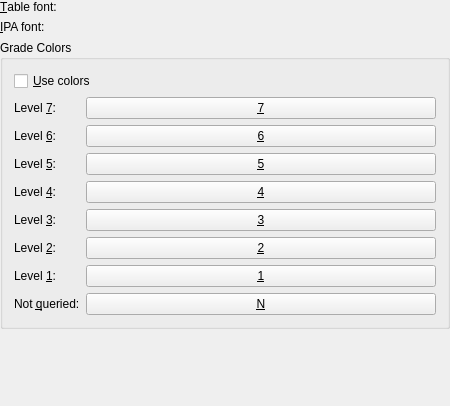
The window that kvoctrain/common-dialogs/viewoptionsbase.ui (KDE/parley) describes before a commit, drawn with Qt 5.
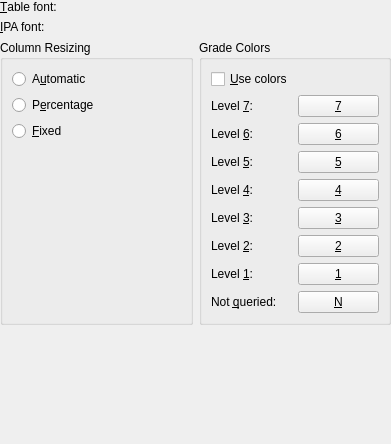
The same window after the commit. Custom widgets are drawn as their Qt base class.

What changed in the file:
```diff
--- a/kvoctrain/common-dialogs/viewoptionsbase.ui
+++ b/kvoctrain/common-dialogs/viewoptionsbase.ui
@@ -5,8 +5,8 @@
    <rect>
     <x>0</x>
     <y>0</y>
-    <width>450</width>
-    <height>406</height>
+    <width>391</width>
+    <height>444</height>
    </rect>
   </property>
   <layout class="QGridLayout" >
@@ -16,33 +16,59 @@
    <property name="spacing" >
     <number>6</number>
    </property>
-   <item row="0" column="1" >
-    <widget class="KFontRequester" name="kcfg_TableFont" />
-   </item>
-   <item row="0" column="0" >
-    <widget class="QLabel" name="TableFontLabel" >
-     <property name="text" >
-      <string>&amp;Table font:</string>
-     </property>
-     <property name="buddy" >
-      <cstring>kcfg_TableFont</cstring>
-     </property>
-    </widget>
-   </item>
-   <item row="1" column="1" >
-    <widget class="KFontRequester" name="kcfg_IPAFont" />
-   </item>
-   <item row="1" column="0" >
-    <widget class="QLabel" name="IPAFontLabel" >
-     <property name="text" >
-      <string>&amp;IPA font:</string>
-     </property>
-     <property name="buddy" >
-      <cstring>kcfg_IPAFont</cstring>
-     </property>
-    </widget>
-   </item>
    <item row="2" column="0" colspan="2" >
+    <spacer>
+     <property name="orientation" >
+      <enum>Qt::Vertical</enum>
+     </property>
+     <property name="sizeType" >
+      <enum>QSizePolicy::Expanding</enum>
+     </property>
+     <property name="sizeHint" >
+      <size>
+       <width>291</width>
+       <height>16</height>
+      </size>
+     </property>
+    </spacer>
+   </item>
+   <item row="0" column="0" colspan="2" >
+    <layout class="QGridLayout" >
+     <property name="margin" >
+      <number>0</number>
+     </property>
+     <property name="spacing" >
+      <number>6</number>
+     </property>
+     <item row="1" column="1" >
+      <widget class="KFontRequester" name="kcfg_IPAFont" />
+     </item>
+     <item row="1" column="0" >
+      <widget class="QLabel" name="IPAFontLabel" >
+       <property name="text" >
+        <string>&amp;IPA font:</string>
+       </property>
+       <property name="buddy" >
+        <cstring>kcfg_IPAFont</cstring>
+       </property>
+      </widget>
+     </item>
+     <item row="0" column="0" >
+      <widget class="QLabel" name="TableFontLabel" >
+       <property name="text" >
+        <string>&amp;Table font:</string>
+       </property>
+       <property name="buddy" >
+        <cstring>kcfg_TableFont</cstring>
+       </property>
+      </widget>
+     </item>
+     <item row="0" column="1" >
+      <widget class="KFontRequester" name="kcfg_TableFont" />
+     </item>
+    </layout>
+   </item>
+   <item row="1" column="1" >
     <widget class="QGroupBox" name="gradegroup" >
      <property name="sizePolicy" >
       <sizepolicy>
@@ -57,88 +83,16 @@
      </property>
      <layout class="QGridLayout" >
       <property name="margin" >
-       <number>11</number>
+       <number>9</number>
       </property>
       <property name="spacing" >
        <number>6</number>
       </property>
-      <item row="4" column="0" >
-       <widget class="QLabel" name="l_lev4" >
-        <property name="sizePolicy" >
-         <sizepolicy>
-          <hsizetype>1</hsizetype>
-          <vsizetype>5</vsizetype>
-          <horstretch>0</horstretch>
-          <verstretch>0</verstretch>
-         </sizepolicy>
-        </property>
-        <property name="text" >
-         <string>Level &amp;4:</string>
-        </property>
-        <property name="buddy" >
-         <cstring>kcfg_GradeCol4</cstring>
-        </property>
-       </widget>
-      </item>
-      <item row="3" column="0" >
-       <widget class="QLabel" name="l_lev5" >
-        <property name="sizePolicy" >
-         <sizepolicy>
-          <hsizetype>1</hsizetype>
-          <vsizetype>5</vsizetype>
-          <horstretch>0</horstretch>
-          <verstretch>0</verstretch>
-         </sizepolicy>
-        </property>
-        <property name="text" >
-         <string>Level &amp;5:</string>
-        </property>
-        <property name="buddy" >
-         <cstring>kcfg_GradeCol5</cstring>
-        </property>
-       </widget>
-      </item>
-      <item row="1" column="0" >
-       <widget class="QLabel" name="l_lev7" >
-        <property name="sizePolicy" >
-         <sizepolicy>
-          <hsizetype>1</hsizetype>
-          <vsizetype>5</vsizetype>
-          <horstretch>0</horstretch>
-          <verstretch>0</verstretch>
-         </sizepolicy>
-        </property>
-        <property name="text" >
-         <string>Level &amp;7:</string>
-        </property>
-        <property name="buddy" >
-         <cstring>kcfg_GradeCol7</cstring>
-        </property>
-       </widget>
-      </item>
-      <item row="2" column="0" >
-       <widget class="QLabel" name="l_lev6" >
-        <property name="sizePolicy" >
-         <sizepolicy>
-          <hsizetype>1</hsizetype>
-          <vsizetype>5</vsizetype>
-          <horstretch>0</horstretch>
-          <verstretch>0</verstretch>
-         </sizepolicy>
-        </property>
-        <property name="text" >
-         <string>Level &amp;6:</string>
-        </property>
-        <property name="buddy" >
-         <cstring>kcfg_GradeCol6</cstring>
-        </property>
-       </widget>
-      </item>
       <item row="8" column="1" >
        <widget class="KColorButton" name="kcfg_GradeCol0" >
         <property name="sizePolicy" >
          <sizepolicy>
-          <hsizetype>7</hsizetype>
+          <hsizetype>5</hsizetype>
           <vsizetype>0</vsizetype>
           <horstretch>0</horstretch>
           <verstretch>0</verstretch>
@@ -149,29 +103,11 @@
         </property>
        </widget>
       </item>
-      <item row="8" column="0" >
-       <widget class="QLabel" name="l_lev0" >
-        <property name="sizePolicy" >
-         <sizepolicy>
-          <hsizetype>1</hsizetype>
-          <vsizetype>5</vsizetype>
-          <horstretch>0</horstretch>
-          <verstretch>0</verstretch>
-         </sizepolicy>
-        </property>
-        <property name="text" >
-         <string>Not &amp;queried:</string>
-        </property>
-        <property name="buddy" >
-         <cstring>kcfg_GradeCol0</cstring>
-        </property>
-       </widget>
-      </item>
       <item row="7" column="1" >
        <widget class="KColorButton" name="kcfg_GradeCol1" >
         <property name="sizePolicy" >
          <sizepolicy>
-          <hsizetype>7</hsizetype>
+          <hsizetype>5</hsizetype>
           <vsizetype>0</vsizetype>
           <horstretch>0</horstretch>
           <verstretch>0</verstretch>
@@ -191,47 +127,11 @@
         </property>
        </widget>
       </item>
-      <item row="7" column="0" >
-       <widget class="QLabel" name="l_lev1" >
-        <property name="sizePolicy" >
-         <sizepolicy>
-          <hsizetype>1</hsizetype>
-          <vsizetype>5</vsizetype>
-          <horstretch>0</horstretch>
-          <verstretch>0</verstretch>
-         </sizepolicy>
-        </property>
-        <property name="text" >
-         <string>Level &amp;1:</string>
-        </property>
-        <property name="buddy" >
-         <cstring>kcfg_GradeCol1</cstring>
-        </property>
-       </widget>
-      </item>
-      <item row="6" column="0" >
-       <widget class="QLabel" name="l_lev2" >
-        <property name="sizePolicy" >
-         <sizepolicy>
-          <hsizetype>1</hsizetype>
-          <vsizetype>5</vsizetype>
-          <horstretch>0</horstretch>
-          <verstretch>0</verstretch>
-         </sizepolicy>
-        </property>
-        <property name="text" >
-         <string>Level &amp;2:</string>
-        </property>
-        <property name="buddy" >
-         <cstring>kcfg_GradeCol2</cstring>
-        </property>
-       </widget>
-      </item>
       <item row="6" column="1" >
        <widget class="KColorButton" name="kcfg_GradeCol2" >
         <property name="sizePolicy" >
          <sizepolicy>
-          <hsizetype>7</hsizetype>
+          <hsizetype>5</hsizetype>
           <vsizetype>0</vsizetype>
           <horstretch>0</horstretch>
           <verstretch>0</verstretch>
@@ -251,29 +151,11 @@
         </property>
        </widget>
       </item>
-      <item row="5" column="0" >
-       <widget class="QLabel" name="l_lev3" >
-        <property name="sizePolicy" >
-         <sizepolicy>
-          <hsizetype>1</hsizetype>
-          <vsizetype>5</vsizetype>
-          <horstretch>0</horstretch>
-          <verstretch>0</verstretch>
-         </sizepolicy>
-        </property>
-        <property name="text" >
-         <string>Level &amp;3:</string>
-        </property>
-        <property name="buddy" >
-         <cstring>kcfg_GradeCol3</cstring>
-        </property>
-       </widget>
-      </item>
       <item row="5" column="1" >
        <widget class="KColorButton" name="kcfg_GradeCol3" >
         <property name="sizePolicy" >
          <sizepolicy>
-          <hsizetype>7</hsizetype>
+          <hsizetype>5</hsizetype>
           <vsizetype>0</vsizetype>
           <horstretch>0</horstretch>
           <verstretch>0</verstretch>
@@ -297,7 +179,7 @@
        <widget class="KColorButton" name="kcfg_GradeCol4" >
         <property name="sizePolicy" >
          <sizepolicy>
-          <hsizetype>7</hsizetype>
+          <hsizetype>5</hsizetype>
           <vsizetype>0</vsizetype>
           <horstretch>0</horstretch>
           <verstretch>0</verstretch>
@@ -321,7 +203,7 @@
        <widget class="KColorButton" name="kcfg_GradeCol5" >
         <property name="sizePolicy" >
          <sizepolicy>
-          <hsizetype>7</hsizetype>
+          <hsizetype>5</hsizetype>
           <vsizetype>0</vsizetype>
           <horstretch>0</horstretch>
           <verstretch>0</verstretch>
@@ -345,7 +227,7 @@
        <widget class="KColorButton" name="kcfg_GradeCol6" >
         <property name="sizePolicy" >
          <sizepolicy>
-          <hsizetype>7</hsizetype>
+          <hsizetype>5</hsizetype>
           <vsizetype>0</vsizetype>
           <horstretch>0</horstretch>
           <verstretch>0</verstretch>
@@ -369,7 +251,7 @@
        <widget class="KColorButton" name="kcfg_GradeCol7" >
         <property name="sizePolicy" >
          <sizepolicy>
-          <hsizetype>7</hsizetype>
+          <hsizetype>5</hsizetype>
           <vsizetype>0</vsizetype>
           <horstretch>0</horstretch>
           <verstretch>0</verstretch>
@@ -389,6 +271,150 @@
         </property>
        </widget>
       </item>
+      <item row="1" column="0" >
+       <widget class="QLabel" name="l_lev7" >
+        <property name="sizePolicy" >
+         <sizepolicy>
+          <hsizetype>1</hsizetype>
+          <vsizetype>5</vsizetype>
+          <horstretch>0</horstretch>
+          <verstretch>0</verstretch>
+         </sizepolicy>
+        </property>
+        <property name="text" >
+         <string>Level &amp;7:</string>
+        </property>
+        <property name="buddy" >
+         <cstring>kcfg_GradeCol7</cstring>
+        </property>
+       </widget>
+      </item>
+      <item row="2" column="0" >
+       <widget class="QLabel" name="l_lev6" >
+        <property name="sizePolicy" >
+         <sizepolicy>
+          <hsizetype>1</hsizetype>
+          <vsizetype>5</vsizetype>
+          <horstretch>0</horstretch>
+          <verstretch>0</verstretch>
+         </sizepolicy>
+        </property>
+        <property name="text" >
+         <string>Level &amp;6:</string>
+        </property>
+        <property name="buddy" >
+         <cstring>kcfg_GradeCol6</cstring>
+        </property>
+       </widget>
+      </item>
+      <item row="3" column="0" >
+       <widget class="QLabel" name="l_lev5" >
+        <property name="sizePolicy" >
+         <sizepolicy>
+          <hsizetype>1</hsizetype>
+          <vsizetype>5</vsizetype>
+          <horstretch>0</horstretch>
+          <verstretch>0</verstretch>
+         </sizepolicy>
+        </property>
+        <property name="text" >
+         <string>Level &amp;5:</string>
+        </property>
+        <property name="buddy" >
+         <cstring>kcfg_GradeCol5</cstring>
+        </property>
+       </widget>
+      </item>
+      <item row="4" column="0" >
+       <widget class="QLabel" name="l_lev4" >
+        <property name="sizePolicy" >
+         <sizepolicy>
+          <hsizetype>1</hsizetype>
+          <vsizetype>5</vsizetype>
+          <horstretch>0</horstretch>
+          <verstretch>0</verstretch>
+         </sizepolicy>
+        </property>
+        <property name="text" >
+         <string>Level &amp;4:</string>
+        </property>
+        <property name="buddy" >
+         <cstring>kcfg_GradeCol4</cstring>
+        </property>
+       </widget>
+      </item>
+      <item row="5" column="0" >
+       <widget class="QLabel" name="l_lev3" >
+        <property name="sizePolicy" >
+         <sizepolicy>
+          <hsizetype>1</hsizetype>
+          <vsizetype>5</vsizetype>
+          <horstretch>0</horstretch>
+          <verstretch>0</verstretch>
+         </sizepolicy>
+        </property>
+        <property name="text" >
+         <string>Level &amp;3:</string>
+        </property>
+        <property name="buddy" >
+         <cstring>kcfg_GradeCol3</cstring>
+        </property>
+       </widget>
+      </item>
+      <item row="6" column="0" >
+       <widget class="QLabel" name="l_lev2" >
+        <property name="sizePolicy" >
+         <sizepolicy>
+          <hsizetype>1</hsizetype>
+          <vsizetype>5</vsizetype>
+          <horstretch>0</horstretch>
+          <verstretch>0</verstretch>
+         </sizepolicy>
+        </property>
+        <property name="text" >
+         <string>Level &amp;2:</string>
+        </property>
+        <property name="buddy" >
+         <cstring>kcfg_GradeCol2</cstring>
+        </property>
+       </widget>
+      </item>
+      <item row="7" column="0" >
+       <widget class="QLabel" name="l_lev1" >
+        <property name="sizePolicy" >
+         <sizepolicy>
+          <hsizetype>1</hsizetype>
+          <vsizetype>5</vsizetype>
+          <horstretch>0</horstretch>
+          <verstretch>0</verstretch>
+         </sizepolicy>
+        </property>
+        <property name="text" >
+         <string>Level &amp;1:</string>
+        </property>
+        <property name="buddy" >
+         <cstring>kcfg_GradeCol1</cstring>
+        </property>
+       </widget>
+      </item>
+      <item row="8" column="0" >
+       <widget class="QLabel" name="l_lev0" >
+        <property name="sizePolicy" >
+         <sizepolicy>
+          <hsizetype>1</hsizetype>
+          <vsizetype>5</vsizetype>
+          <horstretch>0</horstretch>
+          <verstretch>0</verstretch>
+         </sizepolicy>
+        </property>
+        <property name="text" >
+         <string>Not &amp;queried:</string>
+        </property>
+        <property name="buddy" >
+         <cstring>kcfg_GradeCol0</cstring>
+        </property>
+       </widget>
+      </item>
       <item row="0" column="0" colspan="2" >
        <widget class="QCheckBox" name="kcfg_UseGradeCol" >
         <property name="toolTip" >
@@ -405,27 +431,84 @@
      </layout>
     </widget>
    </item>
-   <item row="3" column="0" colspan="2" >
-    <spacer>
-     <property name="orientation" >
-      <enum>Qt::Vertical</enum>
+   <item row="1" column="0" >
+    <widget class="KButtonGroup" name="kcfg_HeaderResizeMode" >
+     <property name="title" >
+      <string>Column Resizing</string>
      </property>
-     <property name="sizeType" >
-      <enum>QSizePolicy::Expanding</enum>
-     </property>
-     <property name="sizeHint" >
-      <size>
-       <width>61</width>
-       <height>20</height>
-      </size>
-     </property>
-    </spacer>
+     <layout class="QGridLayout" >
+      <property name="margin" >
+       <number>9</number>
+      </property>
+      <property name="spacing" >
+       <number>6</number>
+      </property>
+      <item row="3" column="0" >
+       <spacer>
+        <property name="orientation" >
+         <enum>Qt::Vertical</enum>
+        </property>
+        <property name="sizeHint" >
+         <size>
+          <width>20</width>
+          <height>40</height>
+         </size>
+        </property>
+       </spacer>
+      </item>
+      <item row="2" column="0" >
+       <widget class="QRadioButton" name="hb_fixed" >
+        <property name="toolTip" >
+         <string>There is no resizing of the columns</string>
+        </property>
+        <property name="whatsThis" >
+         <string>When checked, the columns are not resized</string>
+        </property>
+        <property name="text" >
+         <string>&amp;Fixed</string>
+        </property>
+       </widget>
+      </item>
+      <item row="1" column="0" >
+       <widget class="QRadioButton" name="hb_percent" >
+        <property name="toolTip" >
+         <string>The columns resize using the same factor that the window is resized to.</string>
+        </property>
+        <property name="whatsThis" >
+         <string>If this is checked, the columns resize by the same amount as the window</string>
+        </property>
+        <property name="text" >
+         <string>P&amp;ercentage</string>
+        </property>
+       </widget>
+      </item>
+      <item row="0" column="0" >
+       <widget class="QRadioButton" name="hb_auto" >
+        <property name="toolTip" >
+         <string>KVocTrain determines the resizing of the columns</string>
+        </property>
+        <property name="whatsThis" >
+         <string>KVocTrain makes each column the same width except the leftmost with the lesson names, which is half the size of the others. The second column, which contains the picture that describes the state of the row, has a fixed width.</string>
+        </property>
+        <property name="text" >
+         <string>A&amp;utomatic</string>
+        </property>
+       </widget>
+      </item>
+     </layout>
+    </widget>
    </item>
   </layout>
  </widget>
  <layoutdefault spacing="6" margin="11" />
  <pixmapfunction>qPixmapFromMimeSource</pixmapfunction>
  <customwidgets>
+  <customwidget>
+   <class>KButtonGroup</class>
+   <extends>QGroupBox</extends>
+   <header>kbuttongroup.h</header>
+   <container>1</container>
+  </customwidget>
   <customwidget>
    <class>KColorButton</class>
    <extends>QPushButton</extends>
```
Left out of the diff: 3 changed lines with no effect on the pictures.
